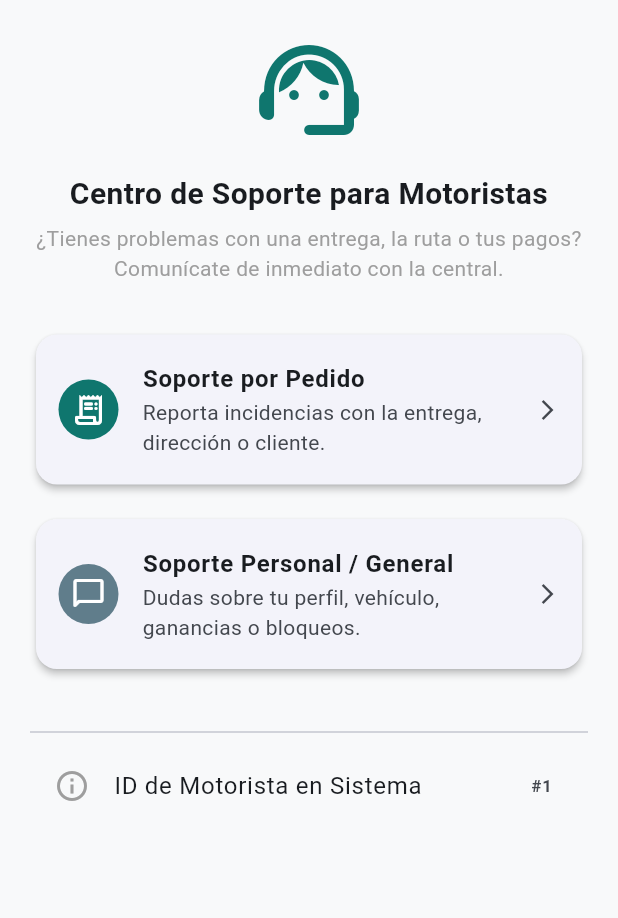
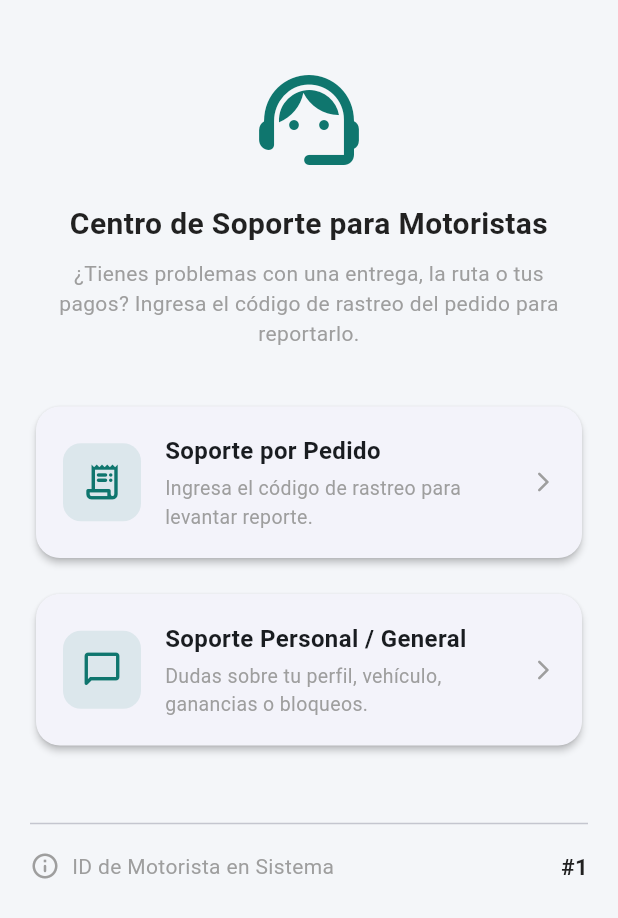
Before and after one commit to edwinr960504-bit/conecta-perulapia, a Flutter app: the RepaSoporte screen opened directly, on a phone screen of 412 x 824 dp. Shown: the top 918 px of the screen. Run offline on Flutter 3.47's test engine with Material 3 defaults, Android fonts, the phone set to English and light mode, and no system bars; our stand-ins replace audioplayers, flutter_map, flutter_secure_storage, geolocator, image_picker, latlong2; missing offline and left inert: flutter_map_cache, http_cache_file_store, record; accounts and stored records are empty; network calls fail.

Commit message:
Unifica el soporte por pedido de comercio y repartidor con el del consumidor
Comercio y repartidor ahora validan el código de rastreo (regla de 3 horas y propiedad del pedido) en lugar de pedir el ID numérico. Se agregan las rutas /api/repartidor|comercio/validar_soporte y los chats admin_* ya no se desvían al chat entre motorista y comercio.

Co-authored-by: Copilot <223556219+Copilot@users.noreply.github.com>

```diff
--- a/lib/repa_soporte.dart
+++ b/lib/repa_soporte.dart
@@ -1,147 +1,181 @@
 import 'package:flutter/material.dart';
+import 'acceso_soporte.dart';
 import 'chat_soporte.dart'; // Importamos el chat maestro de la app
 
+// ========================================================
+// PANTALLA DE SOPORTE INTEGRADA PARA EL REPARTIDOR
+// ========================================================
 class RepaSoporte extends StatelessWidget {
   final int idRepartidor;
   const RepaSoporte({super.key, this.idRepartidor = 1});
 
   @override
   Widget build(BuildContext context) {
-    return ListView(
+    const Color colorTema = Color(0xFF0F766E);
+    final String remitente = "Repartidor #$idRepartidor";
+
+    return Scaffold(
+      backgroundColor: const Color(0xFFF4F6F9),
+      body: SingleChildScrollView(
         padding: const EdgeInsets.all(20),
+        child: Column(
           children: [
-        const Icon(Icons.support_agent_rounded,
-            size: 80, color: Color(0xFF0F766E)),
+            const SizedBox(height: 20),
+            const Icon(Icons.support_agent_rounded, size: 80, color: colorTema),
             const SizedBox(height: 15),
             const Text(
               "Centro de Soporte para Motoristas",
               textAlign: TextAlign.center,
-          style: TextStyle(fontSize: 20, fontWeight: FontWeight.bold),
+              style: TextStyle(
+                  fontSize: 20,
+                  fontWeight: FontWeight.bold,
+                  color: Colors.black87),
             ),
-        const SizedBox(height: 5),
-        const Text(
-          "¿Tienes problemas con una entrega, la ruta o tus pagos? Comunícate de inmediato con la central.",
+            const SizedBox(height: 8),
+            const Padding(
+              padding: EdgeInsets.symmetric(horizontal: 10),
+              child: Text(
+                "¿Tienes problemas con una entrega, la ruta o tus pagos? Ingresa el código de rastreo del pedido para reportarlo.",
                 textAlign: TextAlign.center,
-          style: TextStyle(color: Colors.grey, fontSize: 14),
+                style: TextStyle(fontSize: 14, color: Colors.grey),
               ),
-        const SizedBox(height: 30),
-
-        // 1. SOPORTE POR PEDIDO ESPECÍFICO (CONECTADO AL CHAT)
+            ),
+            const SizedBox(height: 35),
             Card(
               elevation: 2,
-          shape:
-              RoundedRectangleBorder(borderRadius: BorderRadius.circular(14)),
-          child: ListTile(
-            contentPadding:
-                const EdgeInsets.symmetric(vertical: 10, horizontal: 15),
-            leading: const CircleAvatar(
-              backgroundColor: Color(0xFF0F766E),
-              child: Icon(Icons.receipt_long_rounded, color: Colors.white),
-            ),
-            title: const Text("Soporte por Pedido",
-                style: TextStyle(fontWeight: FontWeight.bold)),
-            subtitle: const Text(
-                "Reporta incidencias con la entrega, dirección o cliente."),
-            trailing: const Icon(Icons.arrow_forward_ios, size: 16),
+              shape: RoundedRectangleBorder(
+                  borderRadius: BorderRadius.circular(16)),
+              child: InkWell(
+                borderRadius: BorderRadius.circular(16),
                 onTap: () {
-              final pedidoCtrl = TextEditingController();
-              showDialog(
-                context: context,
-                builder: (ctx) => AlertDialog(
-                  title: const Text("Soporte de Pedido"),
-                  content: Column(
-                    mainAxisSize: MainAxisSize.min,
-                    children: [
-                      const Text(
-                          "Ingresa el ID o número del pedido con el que tienes inconvenientes:",
-                          style: TextStyle(fontSize: 13, color: Colors.grey)),
-                      const SizedBox(height: 12),
-                      TextField(
-                        controller: pedidoCtrl,
-                        keyboardType: TextInputType.number,
-                        decoration: const InputDecoration(
-                            labelText: "Número de Pedido",
-                            border: OutlineInputBorder()),
-                      ),
-                    ],
-                  ),
-                  actions: [
-                    TextButton(
-                        onPressed: () => Navigator.pop(ctx),
-                        child: const Text("Cancelar")),
-                    ElevatedButton(
-                      style: ElevatedButton.styleFrom(
-                          backgroundColor: const Color(0xFF0F766E)),
-                      onPressed: () {
-                        final idPed = int.tryParse(pedidoCtrl.text.trim()) ?? 0;
-                        if (idPed > 0) {
-                          Navigator.pop(ctx);
                   Navigator.push(
                     context,
                     MaterialPageRoute(
-                              builder: (context) => ChatSoporte(
-                                idPedido: idPed,
-                                remitente: "Repartidor #$idRepartidor",
-                                canal: "admin_repartidor",
+                      builder: (context) => AccesoSoporte(
+                        idUsuario: idRepartidor,
+                        nombre: remitente,
+                        rol: 'repartidor',
                       ),
                     ),
                   );
-                        }
                 },
-                      child: const Text("Abrir Chat",
-                          style: TextStyle(color: Colors.white)),
+                child: Padding(
+                  padding: const EdgeInsets.all(18.0),
+                  child: Row(
+                    children: [
+                      Container(
+                        padding: const EdgeInsets.all(12),
+                        decoration: BoxDecoration(
+                          color: colorTema.withValues(alpha: 0.1),
+                          borderRadius: BorderRadius.circular(12),
                         ),
+                        child: const Icon(Icons.receipt_long_rounded,
+                            color: colorTema, size: 28),
+                      ),
+                      const SizedBox(width: 16),
+                      const Expanded(
+                        child: Column(
+                          crossAxisAlignment: CrossAxisAlignment.start,
+                          children: [
+                            Text("Soporte por Pedido",
+                                style: TextStyle(
+                                    fontWeight: FontWeight.bold, fontSize: 16)),
+                            SizedBox(height: 4),
+                            Text(
+                                "Ingresa el código de rastreo para levantar reporte.",
+                                style: TextStyle(
+                                    color: Colors.grey, fontSize: 13)),
                           ],
                         ),
-              );
-            },
+                      ),
+                      const Icon(Icons.arrow_forward_ios_rounded,
+                          size: 16, color: Colors.grey),
+                    ],
                   ),
                 ),
-        const SizedBox(height: 15),
-
-        // 2. SOPORTE PERSONAL / GENERAL CON LA CENTRAL
+              ),
+            ),
+            const SizedBox(height: 16),
             Card(
               elevation: 2,
-          shape:
-              RoundedRectangleBorder(borderRadius: BorderRadius.circular(14)),
-          child: ListTile(
-            contentPadding:
-                const EdgeInsets.symmetric(vertical: 10, horizontal: 15),
-            leading: const CircleAvatar(
-              backgroundColor: Colors.blueGrey,
-              child:
-                  Icon(Icons.chat_bubble_outline_rounded, color: Colors.white),
-            ),
-            title: const Text("Soporte Personal / General",
-                style: TextStyle(fontWeight: FontWeight.bold)),
-            subtitle: const Text(
-                "Dudas sobre tu perfil, vehículo, ganancias o bloqueos."),
-            trailing: const Icon(Icons.arrow_forward_ios, size: 16),
+              shape: RoundedRectangleBorder(
+                  borderRadius: BorderRadius.circular(16)),
+              child: InkWell(
+                borderRadius: BorderRadius.circular(16),
                 onTap: () {
                   Navigator.push(
                     context,
                     MaterialPageRoute(
                       builder: (context) => ChatSoporte(
-                    idPedido:
-                        -idRepartidor, // ID único negativo para consultas generales del motorista
-                    remitente: "Repartidor #$idRepartidor",
+                        // ID negativo único para consultas generales del motorista
+                        idPedido: -idRepartidor,
+                        remitente: remitente,
                         canal: "admin_repartidor_personal",
                       ),
                     ),
                   );
                 },
+                child: Padding(
+                  padding: const EdgeInsets.all(18.0),
+                  child: Row(
+                    children: [
+                      Container(
+                        padding: const EdgeInsets.all(12),
+                        decoration: BoxDecoration(
+                          color: colorTema.withValues(alpha: 0.1),
+                          borderRadius: BorderRadius.circular(12),
+                        ),
+                        child: const Icon(Icons.chat_bubble_outline_rounded,
+                            color: colorTema, size: 28),
+                      ),
+                      const SizedBox(width: 16),
+                      const Expanded(
+                        child: Column(
+                          crossAxisAlignment: CrossAxisAlignment.start,
+                          children: [
+                            Text("Soporte Personal / General",
+                                style: TextStyle(
+                                    fontWeight: FontWeight.bold, fontSize: 16)),
+                            SizedBox(height: 4),
+                            Text(
+                                "Dudas sobre tu perfil, vehículo, ganancias o bloqueos.",
+                                style: TextStyle(
+                                    color: Colors.grey, fontSize: 13)),
+                          ],
                         ),
                       ),
-
-        const SizedBox(height: 30),
+                      const Icon(Icons.arrow_forward_ios_rounded,
+                          size: 16, color: Colors.grey),
+                    ],
+                  ),
+                ),
+              ),
+            ),
+            const SizedBox(height: 40),
             const Divider(),
-        ListTile(
-          leading: const Icon(Icons.info_outline, color: Colors.grey),
-          title: const Text("ID de Motorista en Sistema"),
-          trailing: Text("#$idRepartidor",
-              style: const TextStyle(fontWeight: FontWeight.bold)),
+            const SizedBox(height: 10),
+            Row(
+              mainAxisAlignment: MainAxisAlignment.spaceBetween,
+              children: [
+                const Row(
+                  children: [
+                    Icon(Icons.info_outline_rounded,
+                        size: 20, color: Colors.grey),
+                    SizedBox(width: 8),
+                    Text("ID de Motorista en Sistema",
+                        style: TextStyle(color: Colors.grey, fontSize: 14)),
+                  ],
+                ),
+                Text("#$idRepartidor",
+                    style: const TextStyle(
+                        fontWeight: FontWeight.bold,
+                        fontSize: 15,
+                        color: Colors.black87)),
+              ],
             ),
           ],
+        ),
+      ),
     );
   }
 }
--- a/lib/vista_consumidor.dart
+++ b/lib/vista_consumidor.dart
@@ -382,8 +382,8 @@ class SoporteConsumidorPantalla extends StatelessWidget {
                     context,
                     MaterialPageRoute(
                       builder: (context) => AccesoSoporte(
-                        idCliente: idCliente,
-                        nombreCliente: nombreCliente,
+                        idUsuario: idCliente,
+                        nombre: nombreCliente,
                       ),
                     ),
                   );
```
Also changed, not shown: lib/acceso_soporte.dart (+68 -29 lines), lib/comer_soporte.dart (+10 -51 lines), 1 other file. Lines whose indentation alone changed are shown as unchanged.
